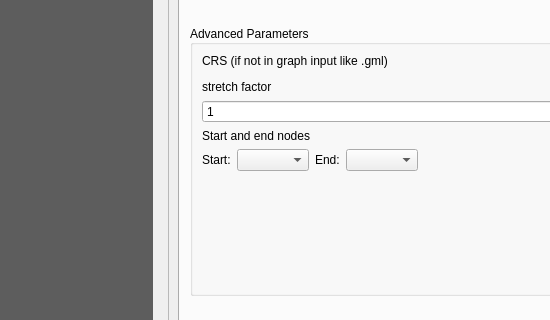
Above: views/PluginDialog.ui from S-P-A-N-N-E-R-S/Frontend before the change; both pictures show x 0 to 550 and y 200 to 520 of the 1010 by 754 pixel window. Below: the same form after it.
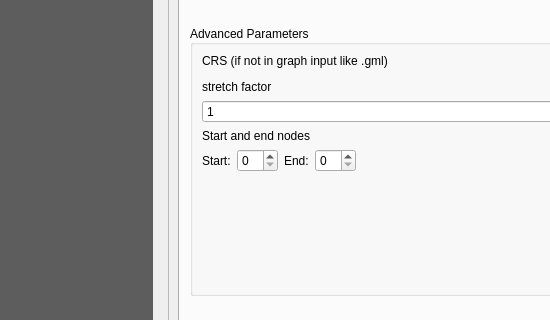
That is the form after the change. The open tabs and pages were chosen to show the change. Custom widgets are drawn as their Qt base class.

Commit message: Implement first base, refs #25

What changed in the file:
```diff
--- a/views/PluginDialog.ui
+++ b/views/PluginDialog.ui
@@ -883,7 +883,7 @@
                           </widget>
                          </item>
                          <item>
-                          <widget class="QComboBox" name="ogdf_analysis_start_input"/>
+                          <widget class="QSpinBox" name="ogdf_analysis_start_input"/>
                          </item>
                          <item>
                           <widget class="QLabel" name="ogdf_analysis_end_label">
@@ -893,7 +893,7 @@
                           </widget>
                          </item>
                          <item>
-                          <widget class="QComboBox" name="ogdf_analysis_end_input"/>
+                          <widget class="QSpinBox" name="ogdf_analysis_end_input"/>
                          </item>
                          <item>
                           <spacer name="horizontalSpacer_4">
```
Left out of the diff: 6 changed lines with no effect on the pictures. The commit also changes 2 other files.
